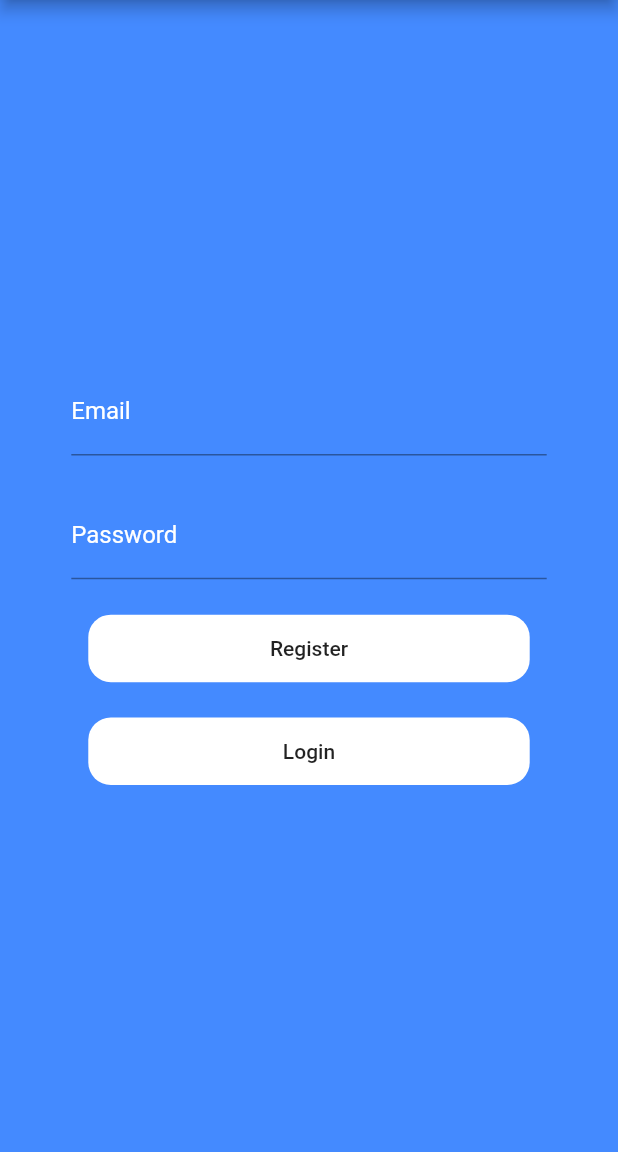
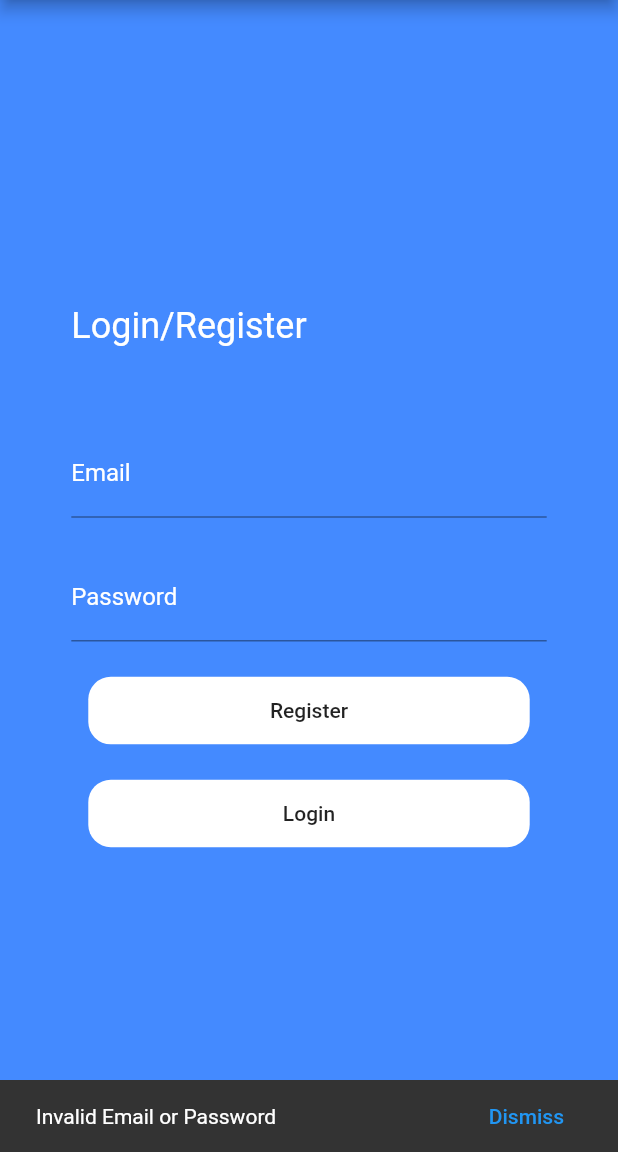
Before and after one commit to atharvadpatil/CryptoWallet, a Flutter app: the screen it shows after launch, after a tap on "Login", on a phone screen of 412 x 824 dp, the part 84-1236 px from its top. Run offline on Flutter 3.47's test engine with Material 2 defaults, Android fonts, the phone set to English and light mode, and no system bars; our stand-ins replace cloud_firestore, firebase_auth, firebase_core; accounts and stored records are empty; network calls fail.

```diff
--- a/lib/pages/authentication.dart
+++ b/lib/pages/authentication.dart
@@ -31,6 +31,17 @@ class _AuthenticationState extends State<Authentication> {
         child: Column(
           mainAxisAlignment: MainAxisAlignment.center,
           children: [
+            Container(
+              width: MediaQuery.of(context).size.width / 1.3,
+              child: Text(
+                'Login/Register',
+                style: TextStyle(
+                  color: Colors.white,
+                    fontSize: 24,
+                ),
+              ),
+            ),
+            SizedBox(height: MediaQuery.of(context).size.height / 15),
             Container(
               width: MediaQuery.of(context).size.width / 1.3,
               child: TextFormField(
@@ -77,15 +88,36 @@ class _AuthenticationState extends State<Authentication> {
               ),
               child: MaterialButton(
                 onPressed: () async {
-                  bool shouldNavigate =
+                  int shouldNavigate =
                       await register(_emailField.text, _passwordField.text);
-                  if (shouldNavigate) {
+                  if (shouldNavigate==0) {
                     Navigator.push(
                       context,
                       MaterialPageRoute(
                         builder: (context) => MyStatefulWidget(),
                       ),
                     );
+                  }
+                  else{
+                    var text="";
+                    if(shouldNavigate==1){
+                      text = "The password provided is too weak";
+                    }
+                    else if(shouldNavigate==2){
+                      text = "The account already exists for that email";
+                    }
+                    else{
+                      text = "Something went wrong";
+                    }
+                    final snackBar1 = SnackBar(
+                      duration: Duration(seconds: 500),
+                      content: Text(text),
+                      action: SnackBarAction(
+                        label: 'Dismiss',
+                        onPressed: (){},
+                      ),
+                    );
+                    ScaffoldMessenger.of(context).showSnackBar(snackBar1);
                   }
                 },
                 child: Text("Register"),
@@ -111,6 +143,18 @@ class _AuthenticationState extends State<Authentication> {
                         ),
                       );
                     }
+                    else{
+                      final text = "Invalid Email or Password";
+                      final snackBar = SnackBar(
+                          duration: Duration(seconds: 500),
+                          content: Text(text),
+                          action: SnackBarAction(
+                            label: 'Dismiss',
+                            onPressed: (){},
+                          ),
+                      );
+                      ScaffoldMessenger.of(context).showSnackBar(snackBar);
+                    }
                   },
                   child: Text("Login")),
             ),
```
